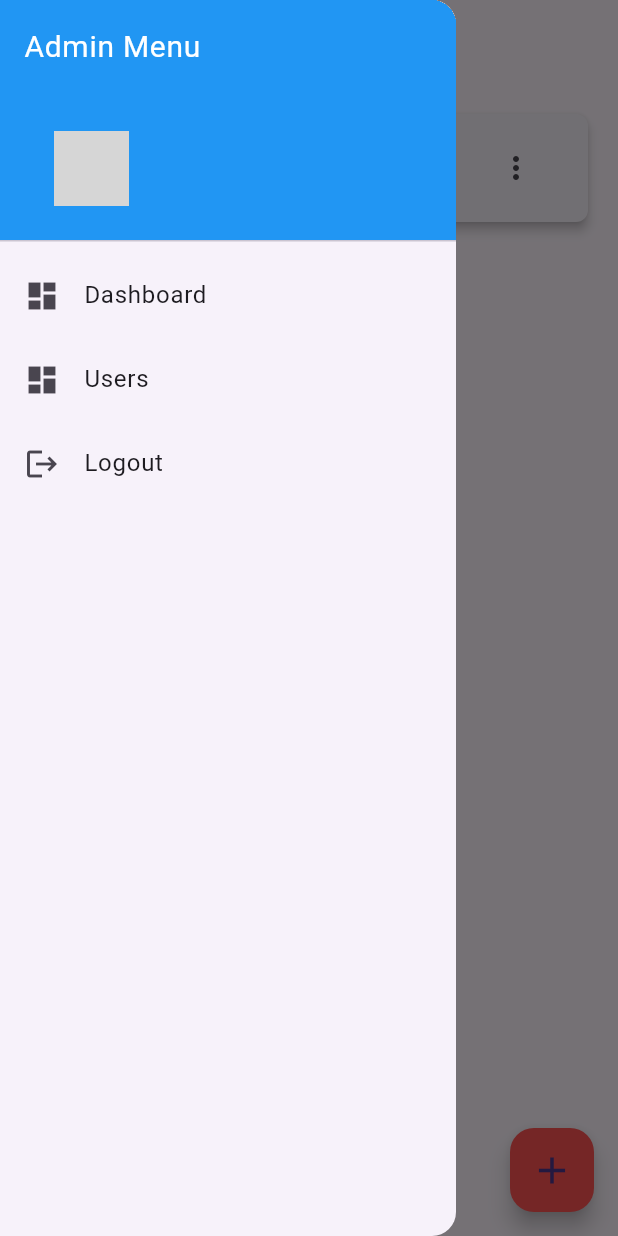
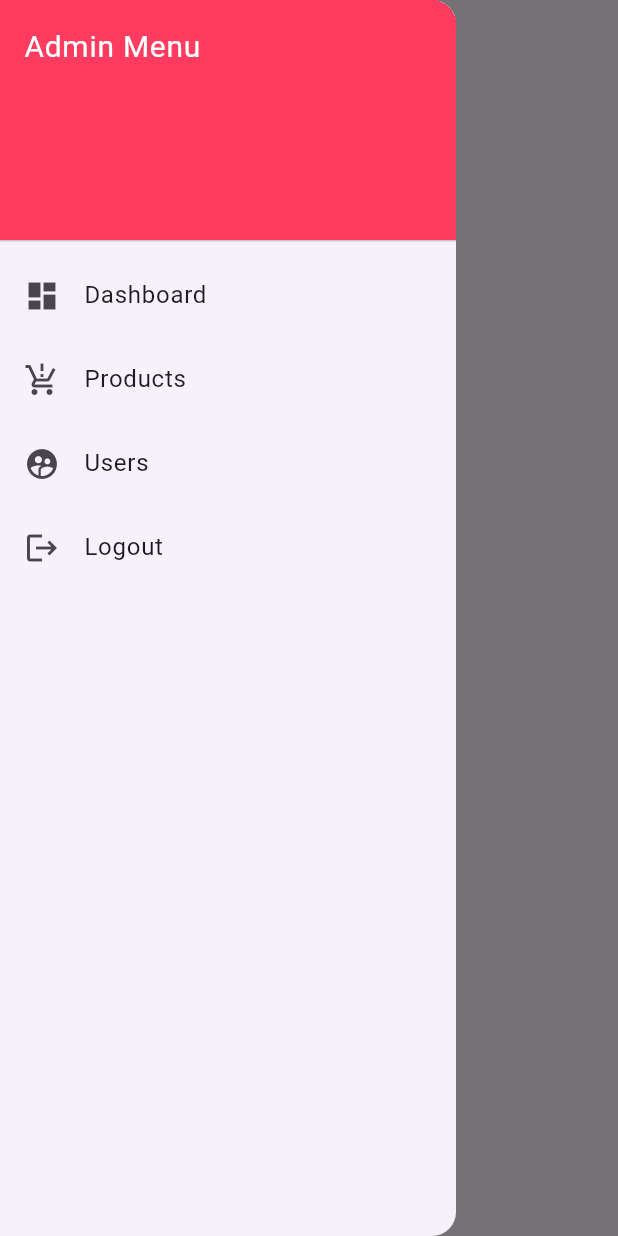
Before and after one commit to Danish-Siddiqui-0318/Baby_shop_hub_ecommerce, a Flutter app: the Admin screen opened directly, with the side drawer open, on a phone screen of 412 x 824 dp. Run offline on Flutter 3.47's test engine with Material 3 defaults, Android fonts, the phone set to English and light mode, and no system bars; our stand-ins replace cloud_firestore, firebase_auth, firebase_core, flutter_screenutil, font_awesome_flutter, image_picker and 1 more; accounts and stored records are empty; grey boxes are pictures that could not be loaded.

Commit message:
product , add product , folder stucture complete

```diff
--- a/lib/Admin/Admin.dart
+++ /dev/null
@@ -1,184 +0,0 @@
-// import 'package:baby_shop_hub/Admin/User.dart';
-// import 'package:flutter/material.dart';
-// import 'package:flutter_screenutil/flutter_screenutil.dart';
-
-// class Admin extends StatelessWidget {
-//   const Admin({super.key});
-
-//   @override
-//   Widget build(BuildContext context) {
-//     return Scaffold(
-//       appBar: AppBar(title: Text("Admin Page")),
-//       drawer: Drawer(
-//         child: ListView(
-//           padding: EdgeInsets.zero,
-//           children: [
-//             DrawerHeader(
-//               decoration: BoxDecoration(color: Colors.blue),
-//               child: Text(
-//                 "Admin Menu",
-//                 style: TextStyle(color: Colors.white, fontSize: 20),
-//               ),
-//             ),
-//             ListTile(
-//               leading: Icon(Icons.dashboard),
-//               title: Text("Dashboard"),
-//               onTap: () {},
-//             ),
-//             ListTile(
-//               leading: Icon(Icons.dashboard),
-//               title: Text("Users"),
-//               onTap: () {
-//                 Navigator.push(
-//                   context,
-//                   MaterialPageRoute(builder: (context) => User()),
-//                 );
-//               },
-//             ),
-//             ListTile(
-//               leading: Icon(Icons.logout),
-//               title: Text("Logout"),
-//               onTap: () {},
-//             ),
-//           ],
-//         ),
-//       ),
-//       body: Padding(
-//         padding: const EdgeInsets.all(16.0),
-//         child: Card(
-//           elevation: 3,
-//           shape: RoundedRectangleBorder(borderRadius: BorderRadius.circular(8)),
-//           child: ListTile(
-//             leading: CircleAvatar(
-//               backgroundImage: NetworkImage(
-//                 "https://randomuser.me/api/portraits/men/75.jpg",
-//               ),
-//               radius: 25,
-//             ),
-//             title: Text("Sample Product"),
-//             subtitle: Text("\$49.99"),
-//             trailing: PopupMenuButton<String>(
-//               onSelected: (value) {
-//                 if (value == 'delete') {
-//                   // Handle delete logic
-//                   ScaffoldMessenger.of(context).showSnackBar(
-//                     SnackBar(content: Text("Product deleted")),
-//                   );
-//                 }
-//               },
-//               itemBuilder: (BuildContext context) => [
-//                 PopupMenuItem(
-//                   value: 'delete',
-//                   child: Row(
-//                     children: [
-//                       Icon(Icons.delete, color: Colors.red),
-//                       SizedBox(width: 8),
-//                       Text("Delete"),
-//                     ],
-//                   ),
-//                 ),
-//               ],
-//             ),
-//           ),
-//         ),
-//       ),
-//     );
-//   }
-// }
-
-
-import 'package:baby_shop_hub/Admin/User.dart';
-import 'package:flutter/material.dart';
-
-class Admin extends StatelessWidget {
-  const Admin({super.key});
-
-  @override
-  Widget build(BuildContext context) {
-    return Scaffold(
-      appBar: AppBar(title: const Text("Admin Page")),
-      drawer: Drawer(
-        child: ListView(
-          padding: EdgeInsets.zero,
-          children: [
-            const DrawerHeader(
-              decoration: BoxDecoration(color: Colors.blue),
-              child: Text(
-                "Admin Menu",
-                style: TextStyle(color: Colors.white, fontSize: 20),
-              ),
-            ),
-            ListTile(
-              leading: const Icon(Icons.dashboard),
-              title: const Text("Dashboard"),
-              onTap: () {},
-            ),
-            ListTile(
-              leading: const Icon(Icons.dashboard),
-              title: const Text("Users"),
-              onTap: () {
-                Navigator.push(
-                  context,
-                  MaterialPageRoute(builder: (context) => const User()),
-                );
-              },
-            ),
-            ListTile(
-              leading: const Icon(Icons.logout),
-              title: const Text("Logout"),
-              onTap: () {},
-            ),
-          ],
-        ),
-      ),
-      body: Padding(
-        padding: const EdgeInsets.all(16.0),
-        child: Card(
-          elevation: 3,
-          shape: RoundedRectangleBorder(borderRadius: BorderRadius.circular(8)),
-          child: ListTile(
-            leading: const CircleAvatar(
-              backgroundImage: NetworkImage(
-                "https://randomuser.me/api/portraits/men/75.jpg",
-              ),
-              radius: 25,
-            ),
-            title: const Text("Sample Product"),
-            subtitle: const Text("\$49.99"),
-            trailing: PopupMenuButton<String>(
-              onSelected: (value) {
-                if (value == 'delete') {
-                  ScaffoldMessenger.of(context).showSnackBar(
-                    const SnackBar(content: Text("Product deleted")),
-                  );
-                }
-              },
-              itemBuilder: (BuildContext context) => [
-                const PopupMenuItem(
-                  value: 'delete',
-                  child: Row(
-                    children: [
-                      Icon(Icons.delete, color: Colors.red),
-                      SizedBox(width: 8),
-                      Text("Delete"),
-                    ],
-                  ),
-                ),
-              ],
-            ),
-          ),
-        ),
-      ),
-      floatingActionButton: FloatingActionButton(
-        backgroundColor: Colors.redAccent,
-        onPressed: () {
-          // Add product logic
-          ScaffoldMessenger.of(context).showSnackBar(
-            const SnackBar(content: Text("Add product clicked")),
-          );
-        },
-        child: const Icon(Icons.add, size: 30),
-      ),
-    );
-  }
-}
--- /dev/null
+++ b/lib/Admin/Pages/Admin.dart
@@ -0,0 +1,60 @@
+import 'package:baby_shop_hub/Admin/Pages/Products.dart';
+import 'package:baby_shop_hub/Admin/Pages/User.dart';
+import 'package:flutter/material.dart';
+
+class Admin extends StatelessWidget {
+  const Admin({super.key});
+
+  @override
+  Widget build(BuildContext context) {
+    return Scaffold(
+      appBar: AppBar(title: const Text("Admin Page")),
+      drawer: Drawer(
+        child: ListView(
+          padding: EdgeInsets.zero,
+          children: [
+            const DrawerHeader(
+              decoration: BoxDecoration(color: Color(0xFFFF3B5F)),
+              child: Text(
+                "Admin Menu",
+                style: TextStyle(color: Colors.white, fontSize: 20),
+              ),
+            ),
+            ListTile(
+              leading: const Icon(Icons.dashboard),
+              title: const Text("Dashboard"),
+              onTap: () {},
+            ),
+            ListTile(
+              leading: const Icon(Icons.production_quantity_limits),
+              title: const Text("Products"),
+              onTap: () {
+                Navigator.push(
+                  context,
+                  MaterialPageRoute(builder: (context) => const Products()),
+                );
+              },
+            ),
+            ListTile(
+              leading: const Icon(Icons.supervised_user_circle),
+              title: const Text("Users"),
+              onTap: () {
+                Navigator.push(
+                  context,
+                  MaterialPageRoute(builder: (context) => const User()),
+                );
+              },
+            ),
+            ListTile(
+              leading: const Icon(Icons.logout),
+              title: const Text("Logout"),
+              onTap: () {},
+            ),
+          ],
+        ),
+      ),
+
+
+    );
+  }
+}
--- a/lib/Admin/User.dart
+++ b/lib/Admin/Pages/User.dart
@@ -15,7 +15,7 @@
           child: ListTile(
             leading: CircleAvatar(
               backgroundImage: NetworkImage(
-                "https://randomuser.me/api/portraits/men/75.jpg", // sample profile
+                "https://randomuser.me/api/portraits/men/75.jpg", // sample product image
               ),
               radius: 25,
             ),
--- a/lib/Admin/login.dart
+++ b/lib/Admin/login.dart
@@ -1,4 +1,4 @@
-import 'package:baby_shop_hub/Admin/Admin.dart';
+import 'package:baby_shop_hub/Admin/Pages/Admin.dart';
 import 'package:baby_shop_hub/Admin/forgotPassword.dart';
 import 'package:baby_shop_hub/Admin/signup.dart';
 import 'package:baby_shop_hub/Home.dart';
--- a/pubspec.yaml
+++ b/pubspec.yaml
@@ -40,6 +40,7 @@
   toastification: ^3.0.3
   cloud_firestore: ^6.0.0
   firebase_auth: ^6.0.1
+  image_picker: ^1.1.2
 
 dev_dependencies:
   flutter_test:
```
Also changed, not shown: lib/Admin/Pages/AddProducts.dart (added, +190 -0 lines), lib/Admin/Pages/Products.dart (added, +75 -0 lines), pubspec.lock, 5 other files.
